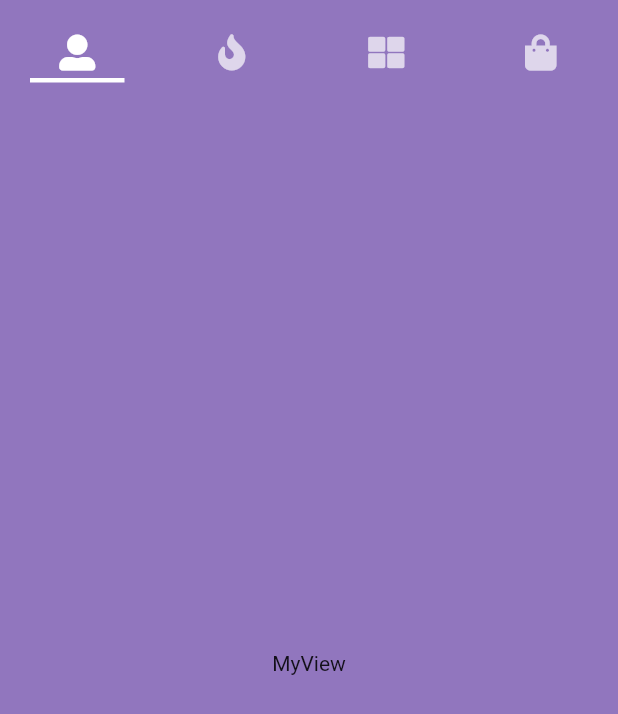
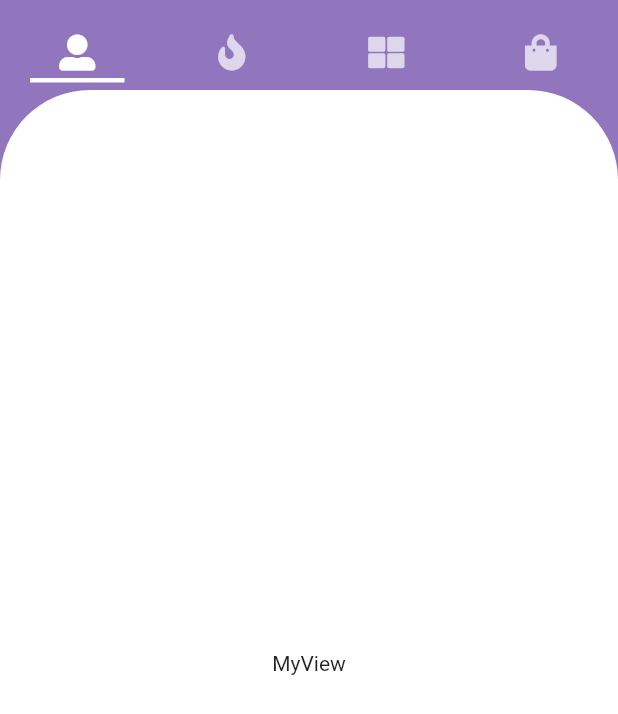
Before and after one commit to leedh2004/Stride, a Flutter app: the RootView screen opened by its route, on a phone screen of 412 x 824 dp. Shown: the top 714 px of the screen. Run offline on Flutter 3.47's test engine with Material 2 defaults, Android fonts, the phone set to English and light mode, and no system bars; our stand-ins replace font_awesome_flutter.

Commit message:
네비게이션바 UI/기능 완료 #2

```diff
--- a/frontend/lib/ui/views/root_view.dart
+++ b/frontend/lib/ui/views/root_view.dart
@@ -4,6 +4,7 @@ import 'package:frontend/ui/shared/app_colors.dart';
 import 'package:frontend/ui/views/dress_room_view.dart';
 import 'package:frontend/ui/views/look_book_view.dart';
 import 'package:frontend/ui/views/swipe_view.dart';
+import 'package:frontend/ui/widgets/radius_container_widget.dart';
 
 import 'mypage_view.dart';
 
@@ -33,10 +34,10 @@ class RootView extends StatelessWidget {
           ),
         ),
         body: TabBarView(children: [
-          MyPageView(),
-          SwipeView(),
-          DressRoomView(),
-          LookBookView()
+          RadiusContainer(MyPageView()),
+          RadiusContainer(SwipeView()),
+          RadiusContainer(DressRoomView()),
+          RadiusContainer(LookBookView())
         ]),
       ),
     );
--- a/frontend/lib/ui/views/swipe_view.dart
+++ b/frontend/lib/ui/views/swipe_view.dart
@@ -3,12 +3,6 @@ import 'package:flutter/material.dart';
 class SwipeView extends StatelessWidget {
   @override
   Widget build(BuildContext context) {
-    return Container(
-      decoration: BoxDecoration(
-          color: Colors.white,
-          borderRadius: BorderRadius.only(
-              topLeft: Radius.circular(60), topRight: Radius.circular(60))),
-      child: Center(child: Text('Swipe View')),
-    );
+    return Center(child: (Text('Swipe View')));
   }
 }
--- /dev/null
+++ b/frontend/lib/ui/widgets/radius_container_widget.dart
@@ -0,0 +1,18 @@
+import 'package:flutter/material.dart';
+
+class RadiusContainer extends StatelessWidget {
+  final Widget child;
+
+  RadiusContainer(this.child);
+
+  @override
+  Widget build(BuildContext context) {
+    return Container(
+      decoration: BoxDecoration(
+          color: Colors.white,
+          borderRadius: BorderRadius.only(
+              topLeft: Radius.circular(60), topRight: Radius.circular(60))),
+      child: child,
+    );
+  }
+}
```
